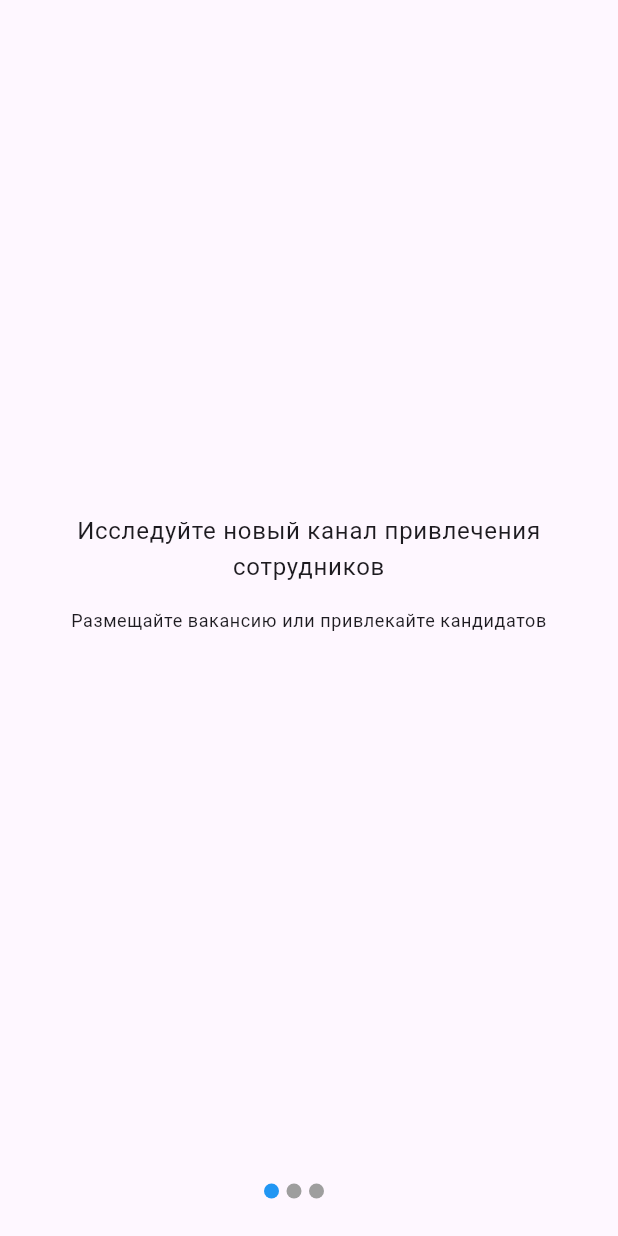
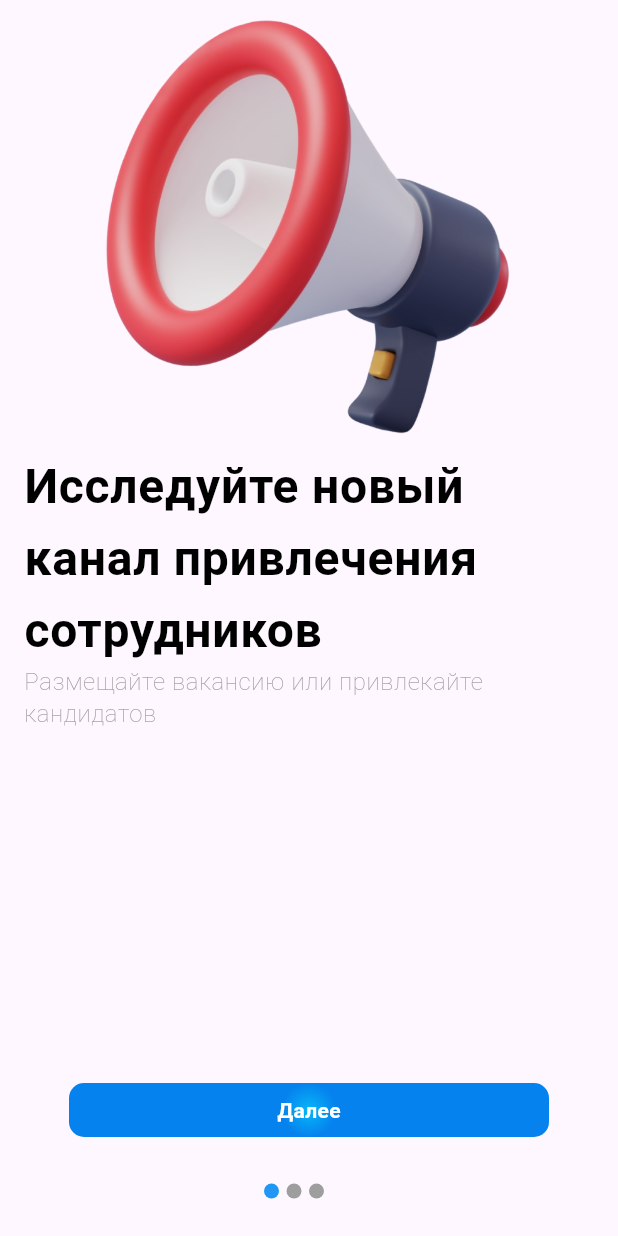
Before and after one commit to ED1LOAD/Molva, a Flutter app: the screen it shows after launch, on a phone screen of 412 x 824 dp. Run offline on Flutter 3.47's test engine with Material 3 defaults, Android fonts, the light colour scheme and no system bars; our stand-ins replace flutter_secure_storage.

Commit message:
basic onboarding

```diff
--- a/app/lib/app.dart
+++ b/app/lib/app.dart
@@ -3,6 +3,7 @@ import 'package:app/features/authorization/view.dart';
 import 'package:app/features/login/view.dart';
 import 'package:app/features/onboarding/view.dart';
 import 'package:app/features/onboarding/widgets/onboarding_page.dart';
+import 'package:app/theme.dart';
 import 'package:flutter/material.dart';
 
 class App extends StatelessWidget {
@@ -12,9 +13,12 @@ class App extends StatelessWidget {
   Widget build(BuildContext context) {
     return MaterialApp(
       title: 'FMT',
+      theme: ThemeData(
+        textTheme: customTheme,
+      ),
       routes: {
         '/': (context) => OnboardingScreen(),
-        '/login':(context) => LoginScreen(),
+        '/login': (context) => LoginScreen(),
         '/authorization': (context) => AuthorizationScreen(),
         '/home': (context) => HomeScreen(),
       },
--- a/app/lib/features/onboarding/view/onboarding_screen.dart
+++ b/app/lib/features/onboarding/view/onboarding_screen.dart
@@ -1,3 +1,4 @@
+import 'package:app/theme.dart';
 import 'package:flutter/material.dart';
 import 'package:app/features/onboarding/widgets/view.dart';
 
@@ -11,23 +12,10 @@ class OnboardingScreen extends StatefulWidget {
 class _OnboardingScreenState extends State<OnboardingScreen> {
   final PageController _pageController = PageController();
 
-  final List<OboardContent> _onboardingPages = [
-    OboardContent(
-      title: 'Исследуйте новый канал привлечения сотрудников',
-      description: 'Размещайте вакансию или привлекайте кандидатов',
-      button: '',
-    ),
-    OboardContent(
-      title:
-          'Рекомендации по кандидатам и флоу их ведения теперь в одном месте',
-      description: '',
-      button: '',
-    ),
-    OboardContent(
-      title: '-Вакансия -\n- рекомендация -\n- трудоустройство -',
-      description: '',
-      button: 'К регистрации',
-    ),
+  final List<Widget> _onboardingPages = [
+    const MegaPhone(),
+    const Settings(),
+    const Contract(),
   ];
 
   int _currentPage = 0;
@@ -38,23 +26,54 @@ class _OnboardingScreenState extends State<OnboardingScreen> {
       body: SafeArea(
         child: Column(
           children: [
-            Expanded(
-              child: PageView.builder(
-                itemCount: _onboardingPages.length,
-                controller: _pageController,
-                onPageChanged: (currentPage) {
+            pageBody(),
+            nextButton(context),
+            dotIndicator(),
+          ],
+        ),
+      ),
+    );
+  }
+
+  MaterialButton nextButton(BuildContext context) {
+    return MaterialButton(
+      onPressed: () {
+        if (_currentPage == _onboardingPages.length - 1) {
+          Navigator.of(context)
+              .pushNamedAndRemoveUntil('/authorization', (route) => false);
+        }
         setState(() {
-                    _currentPage = currentPage;
+          _currentPage++;
+        });
+        setState(() {
+          _pageController.animateToPage(_currentPage,
+              duration: const Duration(milliseconds: 500),
+              curve: Curves.easeInOut);
         });
       },
-                itemBuilder: (context, index) => OnboardingPage(
-                  title: _onboardingPages[index].title,
-                  description: _onboardingPages[index].description,
-                  button: _onboardingPages[index].button,
+      child: Container(
+        width: 320,
+        height: 36,
+        decoration: BoxDecoration(
+          gradient: gradient,
+          borderRadius: BorderRadius.circular(10),
+        ),
+        child: Center(
+          child: Text(
+            _currentPage != _onboardingPages.length - 1
+                ? "Далее"
+                : "К регистрации",
+            style: Theme.of(context).textTheme.bodyMedium?.copyWith(
+                  color: Colors.white,
                 ),
           ),
         ),
-            SizedBox(
+      ),
+    );
+  }
+
+  SizedBox dotIndicator() {
+    return SizedBox(
       height: 60,
       width: 60,
       child: Row(
@@ -68,9 +87,28 @@ class _OnboardingScreenState extends State<OnboardingScreen> {
           ),
         ),
       ),
-            ),
-          ],
-        ),
+    );
+  }
+
+  Flexible pageBody() {
+    return Flexible(
+      flex: 1,
+      fit: FlexFit.tight,
+      child: PageView.builder(
+        itemCount: _onboardingPages.length,
+        controller: _pageController,
+        onPageChanged: (currentPage) {
+          setState(() {
+            _currentPage = currentPage;
+          });
+        },
+        itemBuilder: (context, index) {
+          return AnimatedOpacity(
+            opacity: _currentPage == index ? 1 : 0,
+            duration: const Duration(milliseconds: 500),
+            child: _onboardingPages[index],
+          );
+        },
       ),
     );
   }
--- a/app/lib/features/onboarding/widgets/onboarding_page.dart
+++ b/app/lib/features/onboarding/widgets/onboarding_page.dart
@@ -1,57 +1,104 @@
 import 'package:flutter/material.dart';
 
-class OnboardingPage extends StatelessWidget {
-  final String title;
-  final String description;
-  final String button;
-
-  const OnboardingPage({
-    required this.title,
-    required this.description,
-    required this.button,
-    super.key,
-  });
+class MegaPhone extends StatelessWidget {
+  const MegaPhone({super.key});
 
   @override
   Widget build(BuildContext context) {
     return Column(
-      mainAxisAlignment: MainAxisAlignment.center,
-      children: <Widget>[
-        Text(
-          title,
-          textAlign: TextAlign.center,
-          style: Theme.of(context).textTheme.bodyLarge,
+      children: [
+        Align(
+          alignment: Alignment.centerRight,
+          child: Image.asset(
+            'assets/onboarding/megaphone.png',
+            height: 300,
+          ),
         ),
-        if (description != '') const SizedBox(height: 16),
-        if (description != '')
-          Text(
-            description,
-            textAlign: TextAlign.center,
-            style: Theme.of(context).textTheme.bodySmall,
+        Padding(
+          padding: const EdgeInsets.only(left: 16.0, right: 16.0),
+          child: Align(
+            alignment: Alignment.centerLeft,
+            child: Column(
+              crossAxisAlignment: CrossAxisAlignment.start,
+              children: [
+                Text('Исследуйте новый канал привлечения сотрудников',
+                    style: Theme.of(context).textTheme.bodyLarge),
+                Text('Размещайте вакансию или привлекайте кандидатов',
+                    style: Theme.of(context).textTheme.bodySmall),
+              ],
+            ),
           ),
-        if (button != '') const SizedBox(height: 16),
-        if (button != '')
-          ElevatedButton(
-            onPressed: () {
-              Navigator.of(context).pushNamedAndRemoveUntil('/authorization', (route) => false);
-            },
-            child: Text(
-              button,
-              style: Theme.of(context).textTheme.bodySmall,
-            ),
-          )
+        )
       ],
     );
   }
 }
 
-class OboardContent {
-  final String title;
-  final String description;
-  final String button;
-  OboardContent({
-    required this.title,
-    required this.description,
-    required this.button,
-  });
+class Settings extends StatelessWidget {
+  const Settings({super.key});
+
+  @override
+  Widget build(BuildContext context) {
+    return Column(
+      children: [
+        Align(
+          alignment: Alignment.centerRight,
+          child: Image.asset(
+            'assets/onboarding/settings.png',
+            height: 300,
+          ),
+        ),
+        Padding(
+          padding: const EdgeInsets.only(left: 16.0, right: 16.0),
+          child: Align(
+            alignment: Alignment.centerLeft,
+            child: Column(
+              crossAxisAlignment: CrossAxisAlignment.start,
+              children: [
+                Text('Рекомендации по кандидатам и флоу',
+                    style: Theme.of(context).textTheme.bodyLarge),
+                Text('Ведения теперь в одном месте',
+                    style: Theme.of(context).textTheme.bodySmall),
+              ],
+            ),
+          ),
+        ),
+      ],
+    );
+  }
 }
+
+class Contract extends StatelessWidget {
+  const Contract({super.key});
+
+  @override
+  Widget build(BuildContext context) {
+    return Column(
+      children: [
+        Align(
+          alignment: Alignment.centerRight,
+          child: Image.asset(
+            'assets/onboarding/contract.png',
+            height: 300,
+          ),
+        ),
+        Padding(
+          padding: const EdgeInsets.only(left: 16.0, right: 16.0),
+          child: Align(
+            alignment: Alignment.centerLeft,
+            child: Column(
+              crossAxisAlignment: CrossAxisAlignment.start,
+              children: [
+                Text('Вакансия', style: Theme.of(context).textTheme.bodyLarge),
+                Text('Рекомендация',
+                    style: Theme.of(context).textTheme.bodyLarge),
+                Text('Трудоустройство',
+                    style: Theme.of(context).textTheme.bodyLarge),
+              ],
+            ),
+          ),
+        ),
+      ],
+    );
+  }
+}
--- a/app/pubspec.yaml
+++ b/app/pubspec.yaml
@@ -38,6 +38,7 @@ dependencies:
   # The following adds the Cupertino Icons font to your application.
   # Use with the CupertinoIcons class for iOS style icons.
   cupertino_icons: ^1.0.6
+  fadingpageview: ^1.0.0
 
 dev_dependencies:
   flutter_test:
@@ -64,6 +65,7 @@ flutter:
   # To add assets to your application, add an assets section, like this:
   assets:
     - assets/
+    - assets/onboarding/
 
   # An image asset can refer to one or more resolution-specific "variants", see
   # https://flutter.dev/assets-and-images/#resolution-aware
```
Also changed, not shown: app/assets/onboarding/contract.png (added), app/assets/onboarding/line.png (added), app/assets/onboarding/megaphone.png (added), app/assets/onboarding/settings.png (added), app/pubspec.lock. Lines whose indentation alone changed are shown as unchanged.
